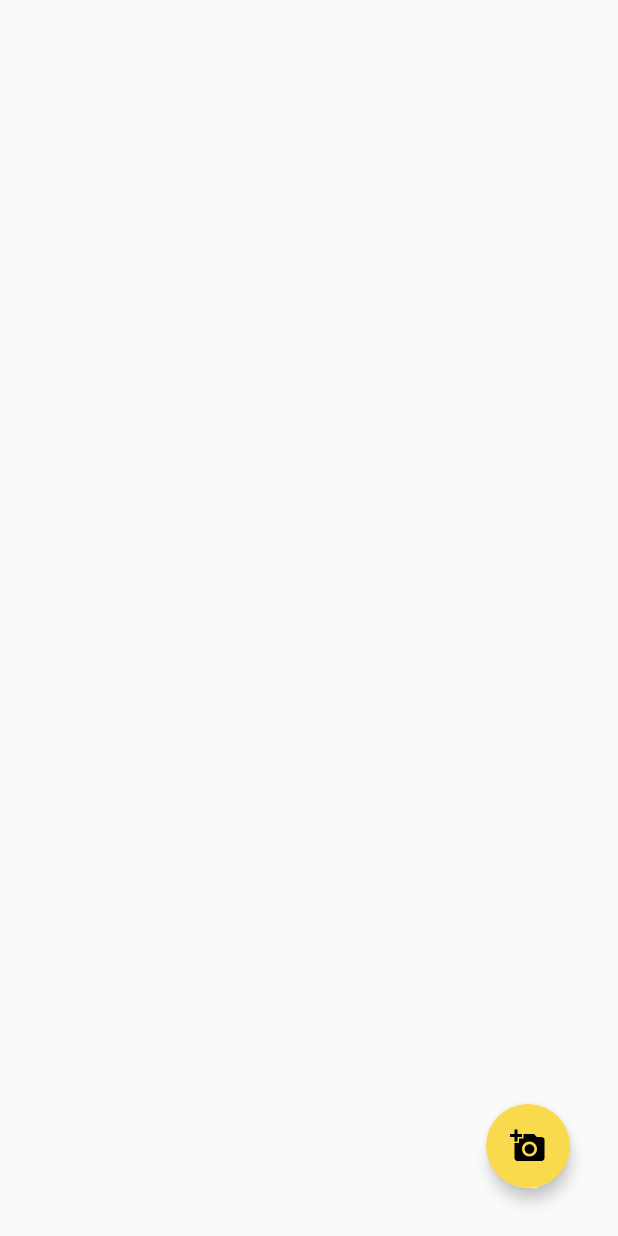
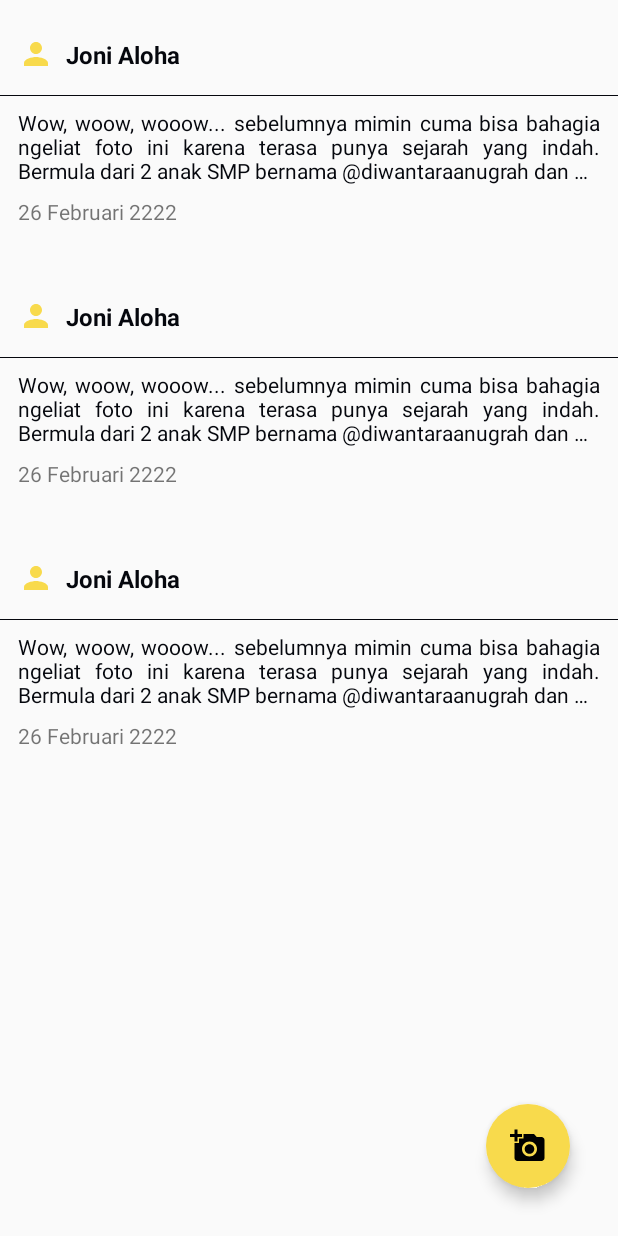
Before and after one commit to toharifqi/InstaGeram, an Android app: the layout activity_story_list.xml on its own in the app's theme, with its tools: preview values and no code run, on a phone screen of 412 x 824 dp. Run offline under Robolectric (Android 15) with nearby library versions, the phone set to English and light mode, and no system bars.

Commit message:
Finish StoryListActivity.kt.

```diff
--- a/app/build.gradle
+++ b/app/build.gradle
@@ -2,6 +2,7 @@ plugins {
     id 'com.android.application'
     id 'org.jetbrains.kotlin.android'
     id 'kotlin-kapt'
+    id 'kotlin-android-extensions'
 }
 
 android {
@@ -38,7 +39,8 @@ android {
 dependencies {
     implementation 'com.squareup.retrofit2:retrofit:2.9.0'
     implementation "com.squareup.retrofit2:converter-gson:2.9.0"
-    implementation "com.squareup.okhttp3:logging-interceptor:4.9.0"
+    implementation "com.squareup.okhttp3:logging-interceptor:4.9.1"
+    implementation 'com.github.bumptech.glide:glide:4.12.0'
 
     implementation 'androidx.core:core-ktx:1.9.0'
     implementation 'androidx.lifecycle:lifecycle-viewmodel-ktx:2.5.1'
--- a/app/src/main/java/com/toharifqi/instageram/login/AuthenticationRepository.kt
+++ b/app/src/main/java/com/toharifqi/instageram/login/AuthenticationRepository.kt
@@ -51,7 +51,7 @@ class AuthenticationRepositoryImpl(
     }.flowOn(dispatcher)
 
     override fun saveUser(name: String, token: String) {
-        sessionManager.saveToken(name, token)
+        sessionManager.saveToken(name, "Bearer $token")
     }
 
     override fun isLoggedIn() = sessionManager.getToken() != null
--- a/app/src/main/java/com/toharifqi/instageram/storylist/StoryDomainData.kt
+++ b/app/src/main/java/com/toharifqi/instageram/storylist/StoryDomainData.kt
@@ -1,14 +1,17 @@
 package com.toharifqi.instageram.storylist
 
 import com.toharifqi.instageram.core.remote.StoryResponse
+import android.os.Parcelable
+import kotlinx.android.parcel.Parcelize
 
+@Parcelize
 data class StoryDomainData(
     val id: String,
     val name: String,
     val description: String,
     val photoUrl: String,
     val createdAt: String
-) {
+) : Parcelable {
     constructor(response: StoryResponse) : this(
         id = response.id,
         name = response.name,
--- a/app/src/main/java/com/toharifqi/instageram/storylist/StoryListViewModel.kt
+++ b/app/src/main/java/com/toharifqi/instageram/storylist/StoryListViewModel.kt
@@ -16,7 +16,7 @@ class StoryListViewModel(private val repository: StoryListRepository) : ViewMode
         get() = mutableToken
     private val mutableToken = MutableLiveData<String?>()
 
-    fun getAllStories(token: String?) {
+    fun loadAllStories(token: String?) {
         viewModelScope.launch {
             token?.let { token ->
                 repository.getAllStories(token).collect { stories ->
--- /dev/null
+++ b/app/src/main/res/drawable/ic_baseline_person_24.xml
@@ -0,0 +1,5 @@
+<vector android:height="24dp" android:tint="#F8DA4C"
+    android:viewportHeight="24" android:viewportWidth="24"
+    android:width="24dp" xmlns:android="http://schemas.android.com/apk/res/android">
+    <path android:fillColor="@android:color/white" android:pathData="M12,12c2.21,0 4,-1.79 4,-4s-1.79,-4 -4,-4 -4,1.79 -4,4 1.79,4 4,4zM12,14c-2.67,0 -8,1.34 -8,4v2h16v-2c0,-2.66 -5.33,-4 -8,-4z"/>
+</vector>
--- a/app/src/main/res/layout/activity_story_list.xml
+++ b/app/src/main/res/layout/activity_story_list.xml
@@ -6,16 +6,38 @@
     android:layout_height="match_parent"
     tools:context=".storylist.StoryListActivity">
 
+    <ProgressBar
+        android:id="@+id/progress_circular"
+        android:layout_width="68dp"
+        android:layout_height="68dp"
+        android:indeterminateTint="@color/yellow_primary"
+        android:visibility="gone"
+        app:layout_constraintBottom_toBottomOf="parent"
+        app:layout_constraintLeft_toLeftOf="parent"
+        app:layout_constraintRight_toRightOf="parent"
+        app:layout_constraintTop_toTopOf="parent" />
+
     <com.google.android.material.floatingactionbutton.FloatingActionButton
         android:id="@+id/fab"
         android:layout_width="wrap_content"
         android:layout_height="wrap_content"
         android:layout_marginEnd="32dp"
         android:layout_marginBottom="32dp"
+        android:backgroundTint="@color/yellow_primary"
         android:src="@drawable/ic_baseline_add_a_photo_24"
-        android:backgroundTint="@color/yellow_primary"
         app:borderWidth="0dp"
+        app:layout_constraintBottom_toBottomOf="parent"
+        app:layout_constraintRight_toRightOf="parent" />
+
+    <androidx.recyclerview.widget.RecyclerView
+        android:id="@+id/recyler_view"
+        android:layout_width="match_parent"
+        android:layout_height="match_parent"
+        app:layoutManager="androidx.recyclerview.widget.LinearLayoutManager"
+        app:layout_constraintBottom_toBottomOf="parent"
+        app:layout_constraintLeft_toLeftOf="parent"
         app:layout_constraintRight_toRightOf="parent"
-        app:layout_constraintBottom_toBottomOf="parent"/>
+        app:layout_constraintTop_toTopOf="parent"
+        tools:listitem="@layout/item_story" />
 
 </androidx.constraintlayout.widget.ConstraintLayout>
--- /dev/null
+++ b/app/src/main/res/layout/item_story.xml
@@ -0,0 +1,76 @@
+<?xml version="1.0" encoding="utf-8"?>
+<androidx.constraintlayout.widget.ConstraintLayout xmlns:android="http://schemas.android.com/apk/res/android"
+    android:layout_width="match_parent"
+    android:layout_height="wrap_content"
+    android:clickable="true"
+    android:focusable="true"
+    android:foreground="?android:attr/selectableItemBackground"
+    xmlns:app="http://schemas.android.com/apk/res-auto"
+    xmlns:tools="http://schemas.android.com/tools"
+    tools:targetApi="m">
+
+    <ImageView
+        android:id="@+id/person_image"
+        android:layout_width="24dp"
+        android:layout_height="24dp"
+        android:layout_marginStart="12dp"
+        android:layout_marginTop="24dp"
+        android:src="@drawable/ic_baseline_person_24"
+        app:layout_constraintLeft_toLeftOf="parent"
+        app:layout_constraintTop_toTopOf="parent"/>
+
+    <TextView
+        android:id="@+id/name_txt"
+        android:layout_width="wrap_content"
+        android:layout_height="wrap_content"
+        android:textColor="@color/black"
+        android:textSize="16sp"
+        android:textStyle="bold"
+        android:layout_marginStart="8dp"
+        app:layout_constraintLeft_toRightOf="@id/person_image"
+        app:layout_constraintTop_toTopOf="@id/person_image"
+        app:layout_constraintBottom_toBottomOf="@id/person_image"
+        tools:text="Joni Aloha" />
+
+    <ImageView
+        android:id="@+id/photo_image"
+        android:layout_width="match_parent"
+        android:layout_height="wrap_content"
+        android:layout_marginTop="16dp"
+        android:scaleType="fitXY"
+        app:layout_constraintLeft_toLeftOf="parent"
+        app:layout_constraintRight_toRightOf="parent"
+        app:layout_constraintTop_toBottomOf="@id/name_txt"
+        tools:src="@color/black" />
+
+    <TextView
+        android:id="@+id/description_txt"
+        android:layout_width="match_parent"
+        android:layout_height="wrap_content"
+        android:layout_marginHorizontal="12dp"
+        android:layout_marginTop="8dp"
+        android:ellipsize="end"
+        android:gravity="start"
+        android:justificationMode="inter_word"
+        android:maxLines="3"
+        android:textColor="@color/black"
+        app:layout_constraintLeft_toLeftOf="parent"
+        app:layout_constraintRight_toRightOf="parent"
+        app:layout_constraintTop_toBottomOf="@id/photo_image"
+        tools:targetApi="o"
+        tools:text="Wow, woow, wooow... sebelumnya mimin cuma bisa bahagia ngeliat foto ini karena terasa punya sejarah yang indah. Bermula dari 2 anak SMP bernama @diwantaraanugrah dan @strider_shamir beserta temen SMP lainnya yang demen ngomik di buku mata pelajaran... kenangan indah itu ternyata terus hidup sampai sekarang. Gimana enggak, passion ngomik yang tadinya cuma corat-coret sekarang hidup kembali berkat 2 sohiban itu di pertemukan " />
+
+    <TextView
+        android:id="@+id/date_txt"
+        android:layout_width="match_parent"
+        android:layout_height="wrap_content"
+        android:layout_marginHorizontal="12dp"
+        android:layout_marginTop="8dp"
+        android:layout_marginBottom="24dp"
+        app:layout_constraintBottom_toBottomOf="parent"
+        app:layout_constraintLeft_toLeftOf="parent"
+        app:layout_constraintRight_toRightOf="parent"
+        app:layout_constraintTop_toBottomOf="@id/description_txt"
+        tools:text="26 Februari 2222" />
+
+</androidx.constraintlayout.widget.ConstraintLayout>
--- a/app/src/main/res/values/strings.xml
+++ b/app/src/main/res/values/strings.xml
@@ -11,6 +11,7 @@
     <string name="error_text_empty">Input can\'t be empty!</string>
     <string name="text_go_to_register">Do not have account yet? <b><u>Register now!</u></b></string>
     <string name="text_go_to_login">Already have an account? <b><u>Login now!</u></b></string>
+    <string name="text_posted_at">Posted at %s</string>
 
     <string name="text_login_desc_1">Number #99 parody app for instagram with basic
         features. Swipe left…</string>
--- a/app/src/main/res/values/themes.xml
+++ b/app/src/main/res/values/themes.xml
@@ -2,7 +2,7 @@
     <!-- Base application theme. -->
     <style name="Theme.InstaGeram" parent="Theme.AppCompat.Light.DarkActionBar">
         <!-- Primary brand color. -->
-        <item name="colorPrimary">@color/yellow_primary</item>
+        <item name="colorPrimary">@color/white</item>
         <item name="colorPrimaryVariant">@color/yellow_primary_variant</item>
         <item name="colorOnPrimary">@color/black</item>
         <!-- Secondary brand color. -->
```
Also changed, not shown: app/src/main/java/com/toharifqi/instageram/common/ViewExtension.kt (added, +28 -0 lines), app/src/main/java/com/toharifqi/instageram/storydetail/StoryDetailActivity.kt (+15 -0 lines), app/src/main/java/com/toharifqi/instageram/storylist/StoryAdapter.kt (added, +68 -0 lines), app/src/main/java/com/toharifqi/instageram/storylist/StoryListActivity.kt (+15 -3 lines), app/src/main/res/drawable/image_placeholder.png (added), 1 other file.
